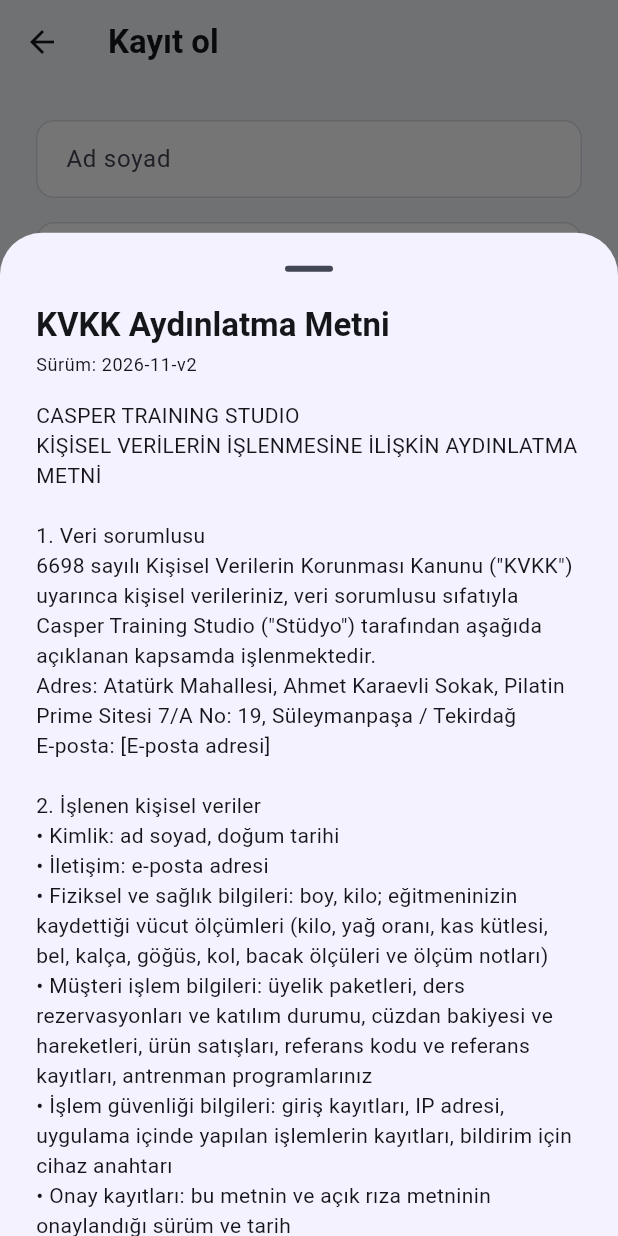
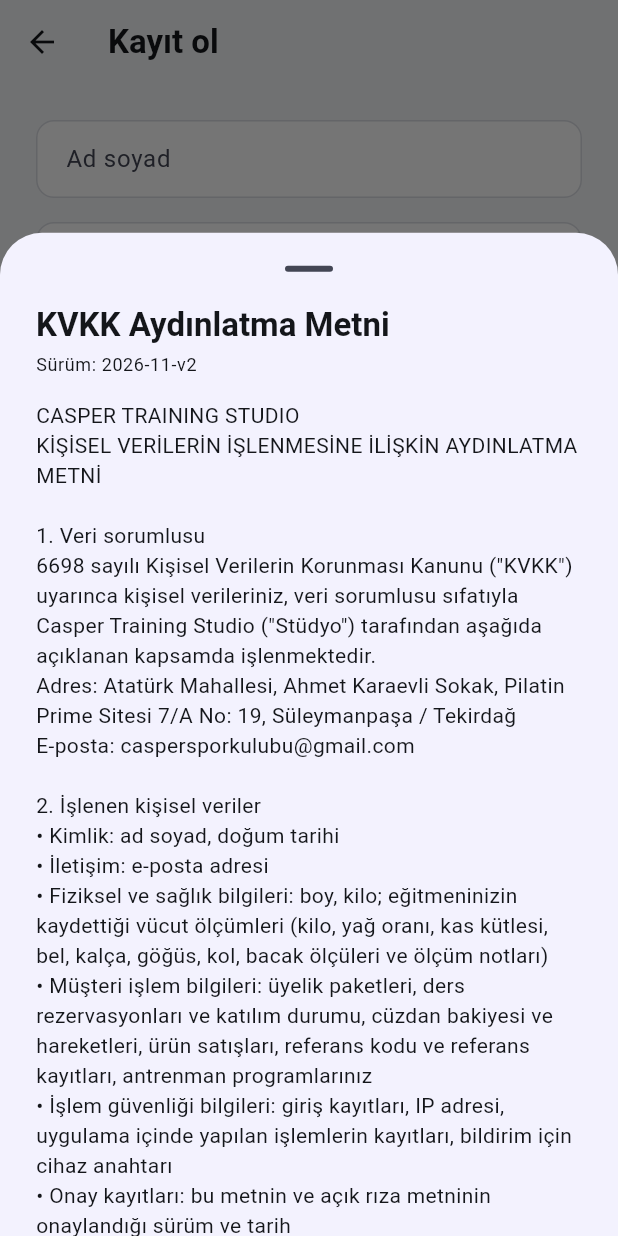
Before and after one commit to AyberkTiryaki/casperapp, a Flutter app: the SignUpScreen screen opened directly, after a tap on "Metni oku", on a phone screen of 412 x 824 dp. Run offline on Flutter 3.47's test engine with Material 3 defaults, Android fonts, the phone set to English and light mode, and no system bars; our stand-ins replace flutter_riverpod, supabase_flutter; accounts and stored records are empty.

Commit message:
KVKK metinleri ve mağaza metni: stüdyo e-posta adresi
Co-Authored-By: Claude Opus 5.5 <noreply@anthropic.com>

```diff
--- a/lib/core/config/legal.dart
+++ b/lib/core/config/legal.dart
@@ -15,7 +15,7 @@ KİŞİSEL VERİLERİN İŞLENMESİNE İLİŞKİN AYDINLATMA METNİ
 1. Veri sorumlusu
 6698 sayılı Kişisel Verilerin Korunması Kanunu ("KVKK") uyarınca kişisel verileriniz, veri sorumlusu sıfatıyla Casper Training Studio ("Stüdyo") tarafından aşağıda açıklanan kapsamda işlenmektedir.
 Adres: Atatürk Mahallesi, Ahmet Karaevli Sokak, Pilatin Prime Sitesi 7/A No: 19, Süleymanpaşa / Tekirdağ
-E-posta: [E-posta adresi]
+E-posta: caspersporkulubu@gmail.com
 
 2. İşlenen kişisel veriler
 • Kimlik: ad soyad, doğum tarihi
@@ -49,7 +49,7 @@ Verileriniz hesabınız açık olduğu sürece saklanır. Hesap silme talebinizd
 7. Haklarınız (KVKK md. 11)
 Kişisel verilerinizin işlenip işlenmediğini öğrenme, işlenmişse bilgi talep etme, işleme amacını ve amaca uygun kullanılıp kullanılmadığını öğrenme, aktarıldığı üçüncü kişileri bilme, eksik veya yanlış işlenmişse düzeltilmesini, silinmesini veya yok edilmesini isteme, bu işlemlerin aktarılan kişilere bildirilmesini isteme, otomatik analiz sonucu aleyhinize bir sonuca itiraz etme ve kanuna aykırı işleme nedeniyle zarara uğramanız halinde zararın giderilmesini talep etme haklarına sahipsiniz. Açık rızanızı dilediğiniz zaman geri alabilirsiniz.
 
-Başvurularınızı yukarıdaki adrese yazılı olarak veya kayıtlı e-posta adresinizden [E-posta adresi] adresine iletebilirsiniz. Hesabınızın silinmesini uygulamadaki Profil > "Hesabımı sil" ile de isteyebilirsiniz. Başvurular en geç 30 gün içinde ücretsiz olarak sonuçlandırılır.
+Başvurularınızı yukarıdaki adrese yazılı olarak veya kayıtlı e-posta adresinizden caspersporkulubu@gmail.com adresine iletebilirsiniz. Hesabınızın silinmesini uygulamadaki Profil > "Hesabımı sil" ile de isteyebilirsiniz. Başvurular en geç 30 gün içinde ücretsiz olarak sonuçlandırılır.
 ''';
 
 const healthConsentText = '''
```
Also changed, not shown: 3 other files.
